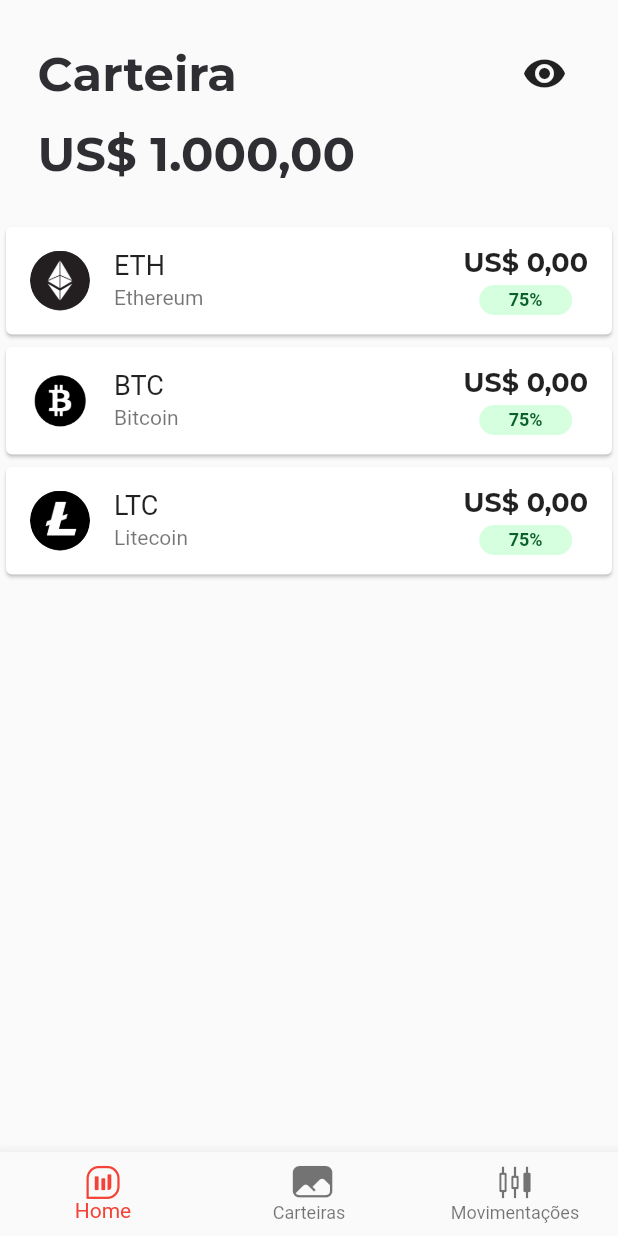
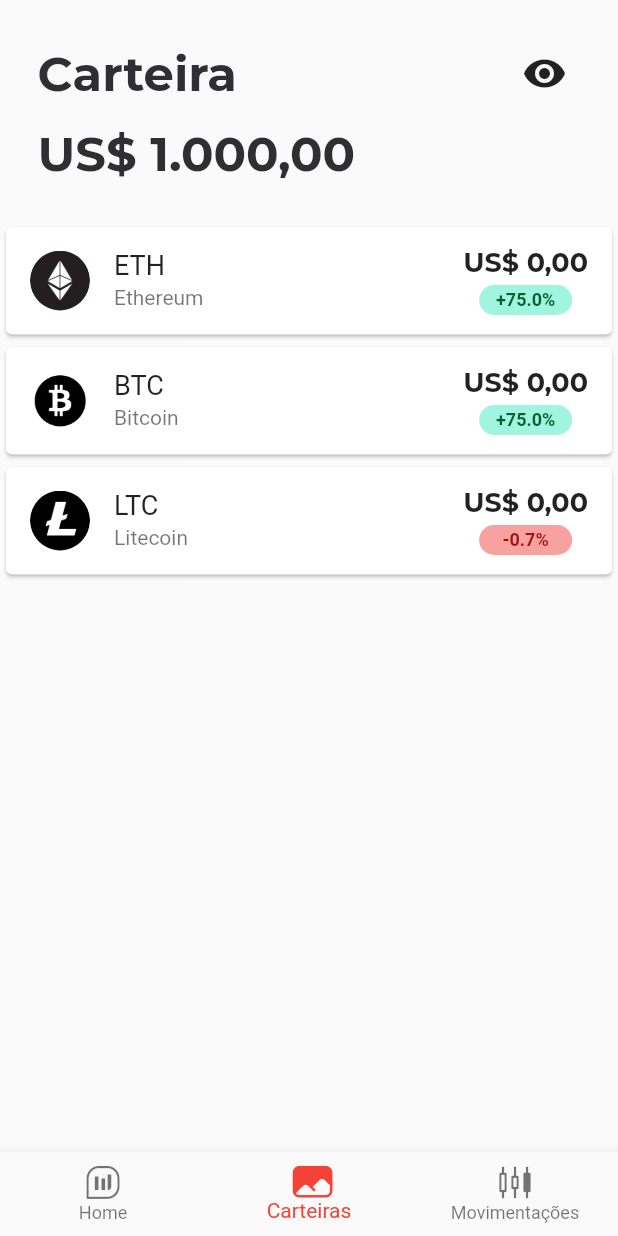
Before and after one commit to carloscasanovad/02-listagem-crypto, a Flutter app: the screen it shows after launch, on a phone screen of 412 x 824 dp. Run offline on Flutter 3.47's test engine with Material 2 defaults, Android fonts, the phone set to English and light mode, and no system bars.

Commit message:
feat/EV-739/Color logic of crypto profit +/-

```diff
--- a/lib/home_page.dart
+++ b/lib/home_page.dart
@@ -14,12 +14,13 @@ class HomePage extends StatefulWidget {
 class _HomePageState extends State<HomePage> {
   final currency = NumberFormat("#,##0.00", "pt_BR");
   double userBalance = 1000;
-  int _selectedIndex = 0;
+  int _selectedIndex = 1;
 
   String validateProfitability(double profitability) {
-    profitability >= 0 ? print('+') : print("-");
-
-    return '24';
+    if (profitability >= 0) {
+      return '+${profitability.toString()}%';
+    }
+    return '${profitability.toString()}%';
   }
 
   @override
@@ -65,6 +66,7 @@ class _HomePageState extends State<HomePage> {
                 itemCount: cryptos.length,
                 itemBuilder: (context, index) {
                   Map<String, dynamic> crypto = cryptos[index];
+
                   return Card(
                     child: ListTile(
                       title: Text(
@@ -99,17 +101,22 @@ class _HomePageState extends State<HomePage> {
                             width: 62,
                             height: 20,
                             decoration: BoxDecoration(
-                              color: const Color(0xFFD6FFDF),
+                              color: crypto['profitability'] >= 0
+                                  ? const Color(0xFFA0F4E0)
+                                  : const Color(0xFFF7A1A1),
                               borderRadius: BorderRadius.circular(16),
                             ),
-                            child: const Align(
+                            child: Align(
                               alignment: Alignment.center,
                               child: Text(
-                                '75%',
+                                validateProfitability(
+                                    crypto['profitability'].toDouble()),
                                 style: TextStyle(
                                   fontSize: 12,
                                   fontWeight: FontWeight.bold,
-                                  color: Color(0xFF0C5F2C),
+                                  color: crypto['profitability'] >= 0
+                                      ? const Color(0xFF0C5F2C)
+                                      : const Color(0xFF9A1414),
                                 ),
                               ),
                             ),
--- a/pubspec.yaml
+++ b/pubspec.yaml
@@ -84,6 +84,9 @@ flutter:
       fonts:
         - asset: assets/fonts/Montserrat.ttf
           weight: 700
+    - family: SourceSansPro-Light
+      fonts:
+        - asset: assets/fonts/SourceSansPro-Light.ttf
   #       - asset: fonts/TrajanPro_Bold.ttf
   #
   # For details regarding fonts from package dependencies,
```
Also changed, not shown: assets/fonts/SourceSansPro-Light.ttf (added).
